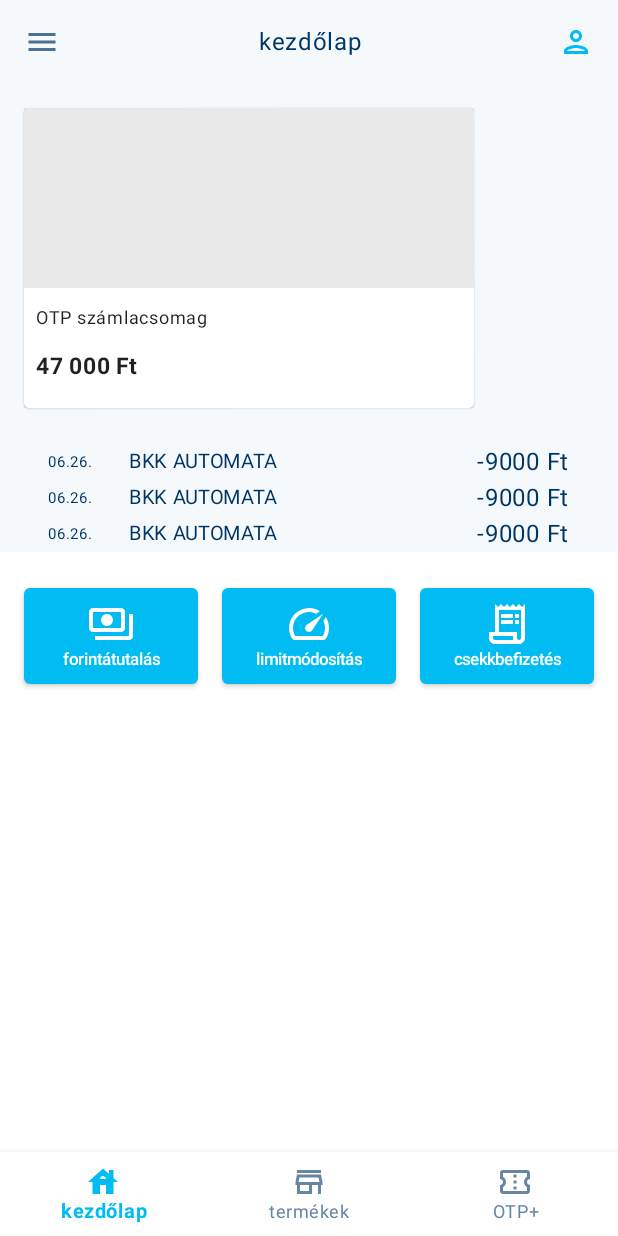
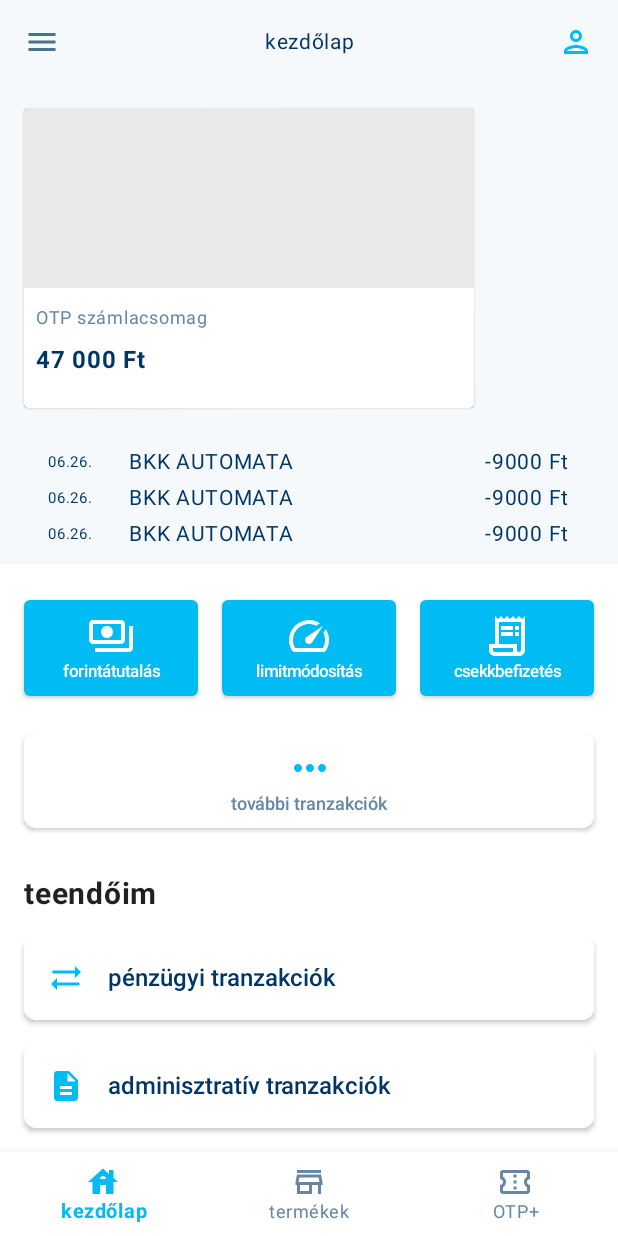
Before and after one commit to molnarjozsef/BankingApp, an Android app built with Jetpack Compose: the DashboardScreen screen opened through its navigation route, on a phone screen of 412 x 824 dp. Run offline under Robolectric (Android 15) with nearby library versions, the phone set to English and light mode, and no system bars; our stand-ins replace Compose Multiplatform resources.

Commit message:
feat: add missing dashboard items
#10

```diff
--- a/composeApp/src/commonMain/kotlin/Strings.kt
+++ b/composeApp/src/commonMain/kotlin/Strings.kt
@@ -17,6 +17,8 @@ object Strings {
     object Dashboard {
         val Title = "kezdőlap"
 
+        val AccountName = "${Strings.BankName} számlacsomag"
+
         val QuickSettingsCurrentTransfer = "forintátutalás"
         val QuickSettingsLimitChange = "limitmódosítás"
         val QuickSettingsBillPayment = "csekkbefizetés"
@@ -24,5 +26,11 @@ object Strings {
         val BottomNavigationHome = "kezdőlap"
         val BottomNavigationProducts = "termékek"
         val BottomNavigationExtras = "$BankName+"
+
+        val MoreTransactions = "további tranzakciók"
+
+        val Todos = "teendőim"
+        val FinancialTransactions = "pénzügyi tranzakciók"
+        val AdministrativeTransactions = "adminisztratív tranzakciók"
     }
 }
--- a/composeApp/src/commonMain/kotlin/components/Header.kt
+++ b/composeApp/src/commonMain/kotlin/components/Header.kt
@@ -11,6 +11,7 @@ import androidx.compose.ui.Alignment
 import androidx.compose.ui.Modifier
 import androidx.compose.ui.graphics.Color
 import androidx.compose.ui.text.style.TextAlign
+import androidx.compose.ui.unit.sp
 import theme.BankColors
 import theme.dp56
 
@@ -38,7 +39,8 @@ fun Header(
             text = title,
             color = BankColors.darker,
             textAlign = TextAlign.Center,
-            modifier = Modifier.weight(1f)
+            modifier = Modifier.weight(1f),
+            fontSize = 14.sp,
         )
 
         Box(
--- /dev/null
+++ b/composeApp/src/commonMain/kotlin/components/HorizontalCardButton.kt
@@ -0,0 +1,51 @@
+package components
+
+import androidx.compose.foundation.layout.PaddingValues
+import androidx.compose.foundation.layout.Spacer
+import androidx.compose.foundation.layout.fillMaxWidth
+import androidx.compose.foundation.layout.width
+import androidx.compose.foundation.shape.RoundedCornerShape
+import androidx.compose.material.Button
+import androidx.compose.material.ButtonDefaults
+import androidx.compose.material.Icon
+import androidx.compose.material.Text
+import androidx.compose.runtime.Composable
+import androidx.compose.ui.Modifier
+import androidx.compose.ui.graphics.painter.Painter
+import androidx.compose.ui.unit.sp
+import theme.BankColors
+import theme.dp16
+import theme.dp8
+
+@Composable
+fun HorizontalCardButton(
+    text: String,
+    icon: Painter,
+    onClick: () -> Unit,
+) {
+    Button(
+        onClick = onClick,
+        colors = ButtonDefaults.buttonColors(
+            backgroundColor = BankColors.white,
+            contentColor = BankColors.main,
+        ),
+        shape = RoundedCornerShape(dp8),
+        modifier = Modifier.fillMaxWidth(),
+        contentPadding = PaddingValues(dp16)
+    ) {
+        Icon(
+            painter = icon,
+            contentDescription = null,
+        )
+
+        Spacer(Modifier.width(dp16))
+
+        Text(
+            text = text,
+            fontSize = 16.sp,
+            color = BankColors.darker,
+            modifier = Modifier.weight(1f),
+            letterSpacing = 0.sp,
+        )
+    }
+}
--- a/composeApp/src/commonMain/kotlin/components/BankMainButton.kt
+++ b/composeApp/src/commonMain/kotlin/components/MainButton.kt
@@ -1,7 +1,8 @@
 package components
 
+import androidx.compose.foundation.layout.PaddingValues
 import androidx.compose.foundation.layout.fillMaxWidth
-import androidx.compose.foundation.layout.height
+import androidx.compose.foundation.layout.heightIn
 import androidx.compose.foundation.shape.CircleShape
 import androidx.compose.material.Button
 import androidx.compose.material.ButtonDefaults
@@ -13,9 +14,10 @@ import androidx.compose.ui.text.font.FontWeight
 import androidx.compose.ui.unit.dp
 import androidx.compose.ui.unit.sp
 import theme.BankColors
+import theme.dp8
 
 @Composable
-fun BankMainButton(
+fun MainButton(
     text: String,
     backgroundColor: Color,
     onClick: () -> Unit,
@@ -29,7 +31,8 @@ fun BankMainButton(
         shape = CircleShape,
         modifier = Modifier
             .fillMaxWidth()
-            .height(40.dp),
+            .heightIn(min = 40.dp),
+        contentPadding = PaddingValues(dp8),
         elevation = null,
     ) {
         Text(
--- a/composeApp/src/commonMain/kotlin/components/BankSecondaryButton.kt
+++ b/composeApp/src/commonMain/kotlin/components/SecondaryButton.kt
@@ -1,8 +1,9 @@
 package components
 
+import androidx.compose.foundation.layout.PaddingValues
 import androidx.compose.foundation.layout.Spacer
 import androidx.compose.foundation.layout.fillMaxWidth
-import androidx.compose.foundation.layout.height
+import androidx.compose.foundation.layout.heightIn
 import androidx.compose.foundation.layout.width
 import androidx.compose.foundation.shape.CircleShape
 import androidx.compose.material.ButtonDefaults
@@ -14,13 +15,13 @@ import androidx.compose.ui.Modifier
 import androidx.compose.ui.graphics.Color
 import androidx.compose.ui.graphics.painter.Painter
 import androidx.compose.ui.text.font.FontWeight
+import androidx.compose.ui.unit.dp
 import androidx.compose.ui.unit.sp
 import theme.BankColors
-import theme.dp40
 import theme.dp8
 
 @Composable
-fun BankSecondaryButton(
+fun SecondaryButton(
     text: String,
     icon: Painter? = null,
     textColor: Color = BankColors.white,
@@ -32,7 +33,8 @@ fun BankSecondaryButton(
         shape = CircleShape,
         modifier = Modifier
             .fillMaxWidth()
-            .height(dp40),
+            .heightIn(min = 40.dp),
+        contentPadding = PaddingValues(dp8),
     ) {
         icon?.let {
             Icon(
--- /dev/null
+++ b/composeApp/src/commonMain/kotlin/components/VerticalCardButton.kt
@@ -0,0 +1,52 @@
+package components
+
+import androidx.compose.foundation.layout.Column
+import androidx.compose.foundation.layout.PaddingValues
+import androidx.compose.foundation.layout.fillMaxWidth
+import androidx.compose.foundation.layout.size
+import androidx.compose.foundation.shape.RoundedCornerShape
+import androidx.compose.material.Button
+import androidx.compose.material.ButtonDefaults
+import androidx.compose.material.Icon
+import androidx.compose.material.Text
+import androidx.compose.runtime.Composable
+import androidx.compose.ui.Alignment
+import androidx.compose.ui.Modifier
+import androidx.compose.ui.graphics.painter.Painter
+import androidx.compose.ui.unit.sp
+import theme.BankColors
+import theme.dp32
+import theme.dp8
+
+@Composable
+fun VerticalCardButton(
+    text: String,
+    icon: Painter,
+    onClick: () -> Unit,
+) {
+    Button(
+        onClick = onClick,
+        colors = ButtonDefaults.buttonColors(
+            backgroundColor = BankColors.white,
+            contentColor = BankColors.main,
+        ),
+        shape = RoundedCornerShape(dp8),
+        modifier = Modifier.fillMaxWidth(),
+        contentPadding = PaddingValues(dp8)
+    ) {
+        Column(horizontalAlignment = Alignment.CenterHorizontally) {
+            Icon(
+                painter = icon,
+                contentDescription = null,
+                modifier = Modifier.size(dp32)
+            )
+
+            Text(
+                text = text,
+                fontSize = 12.sp,
+                color = BankColors.lightDark,
+                letterSpacing = 0.sp,
+            )
+        }
+    }
+}
--- a/composeApp/src/commonMain/kotlin/features/dashboard/Accounts.kt
+++ b/composeApp/src/commonMain/kotlin/features/dashboard/Accounts.kt
@@ -2,10 +2,10 @@ package features.dashboard
 
 import Strings
 import androidx.compose.foundation.background
-import androidx.compose.foundation.layout.Arrangement
 import androidx.compose.foundation.layout.Box
 import androidx.compose.foundation.layout.Column
 import androidx.compose.foundation.layout.PaddingValues
+import androidx.compose.foundation.layout.Spacer
 import androidx.compose.foundation.layout.aspectRatio
 import androidx.compose.foundation.layout.fillMaxWidth
 import androidx.compose.foundation.layout.height
@@ -20,6 +20,7 @@ import androidx.compose.ui.unit.dp
 import androidx.compose.ui.unit.sp
 import theme.BankColors
 import theme.dp16
+import theme.dp4
 import theme.dp8
 
 @Composable
@@ -54,16 +55,20 @@ private fun Account() {
                     .background(BankColors.white)
                     .fillMaxWidth()
                     .padding(dp8),
-                verticalArrangement = Arrangement.spacedBy(dp8)
             ) {
                 Text(
-                    text = "${Strings.BankName} számlacsomag",
-                    fontSize = 12.sp
+                    text = Strings.Dashboard.AccountName,
+                    fontSize = 12.sp,
+                    color = BankColors.lightDark
                 )
+
+                Spacer(Modifier.height(dp4))
+
                 Text(
                     text = "47 000 Ft",
                     fontWeight = FontWeight.Bold,
-                    fontSize = 15.sp
+                    fontSize = 16.sp,
+                    color = BankColors.darker,
                 )
             }
         }
--- a/composeApp/src/commonMain/kotlin/features/dashboard/DashboardScreen.kt
+++ b/composeApp/src/commonMain/kotlin/features/dashboard/DashboardScreen.kt
@@ -7,19 +7,33 @@ import androidx.compose.foundation.layout.Spacer
 import androidx.compose.foundation.layout.fillMaxSize
 import androidx.compose.foundation.layout.fillMaxWidth
 import androidx.compose.foundation.layout.height
+import androidx.compose.foundation.layout.padding
+import androidx.compose.foundation.rememberScrollState
+import androidx.compose.foundation.verticalScroll
 import androidx.compose.material.Icon
 import androidx.compose.material.IconButton
 import androidx.compose.material.Scaffold
+import androidx.compose.material.Text
 import androidx.compose.material.icons.Icons
+import androidx.compose.material.icons.filled.Description
+import androidx.compose.material.icons.filled.MoreHoriz
+import androidx.compose.material.icons.filled.SyncAlt
 import androidx.compose.material.icons.outlined.Menu
 import androidx.compose.material.icons.outlined.Person
 import androidx.compose.runtime.Composable
 import androidx.compose.ui.Modifier
+import androidx.compose.ui.graphics.vector.rememberVectorPainter
+import androidx.compose.ui.text.font.FontWeight
+import androidx.compose.ui.unit.sp
 import components.Header
+import components.HorizontalCardButton
+import components.VerticalCardButton
 import theme.BankColors
 import theme.dp16
 import theme.dp24
+import theme.dp32
 import theme.dp56
+import theme.dp8
 
 
 @Composable
@@ -34,15 +48,17 @@ fun DashboardScreen(
                 endButton = { ProfileButton() }
             )
         },
-        bottomBar = { BankBottomNavigation() }
-    ) {
+        bottomBar = { BankBottomNavigation() },
+    ) { contentPadding ->
         Column(
-            modifier = Modifier.fillMaxSize()
+            modifier = Modifier
+                .background(BankColors.light)
+                .padding(contentPadding)
+                .fillMaxSize()
+                .verticalScroll(rememberScrollState())
         ) {
             Column(
-                modifier = Modifier
-                    .fillMaxWidth()
-                    .background(BankColors.light)
+                modifier = Modifier.fillMaxWidth()
             ) {
                 Spacer(Modifier.height(dp16))
 
@@ -51,13 +67,54 @@ fun DashboardScreen(
                 Spacer(Modifier.height(dp24))
 
                 Transactions()
+
+                Spacer(Modifier.height(dp8))
             }
 
-            Spacer(Modifier.height(dp24))
+            Column(
+                Modifier
+                    .background(BankColors.white)
+                    .padding(horizontal = dp16)
+            ) {
 
-            QuickFeatures()
+                Spacer(Modifier.height(dp24))
 
-            Spacer(Modifier.height(dp56))
+                QuickFeatures()
+
+                Spacer(Modifier.height(dp24))
+
+                VerticalCardButton(
+                    text = Strings.Dashboard.MoreTransactions,
+                    icon = rememberVectorPainter(Icons.Filled.MoreHoriz),
+                    onClick = {},
+                )
+
+                Spacer(Modifier.height(dp32))
+
+                Text(
+                    text = Strings.Dashboard.Todos,
+                    fontSize = 20.sp,
+                    fontWeight = FontWeight.Bold,
+                )
+
+                Spacer(Modifier.height(dp16))
+
+                HorizontalCardButton(
+                    text = Strings.Dashboard.FinancialTransactions,
+                    icon = rememberVectorPainter(Icons.Filled.SyncAlt),
+                    onClick = {},
+                )
+
+                Spacer(Modifier.height(dp16))
+
+                HorizontalCardButton(
+                    text = Strings.Dashboard.AdministrativeTransactions,
+                    icon = rememberVectorPainter(Icons.Filled.Description),
+                    onClick = {},
+                )
+
+                Spacer(Modifier.height(dp56))
+            }
         }
     }
 }
--- a/composeApp/src/commonMain/kotlin/features/dashboard/QuickFeatures.kt
+++ b/composeApp/src/commonMain/kotlin/features/dashboard/QuickFeatures.kt
@@ -7,7 +7,6 @@ import androidx.compose.foundation.layout.PaddingValues
 import androidx.compose.foundation.layout.Row
 import androidx.compose.foundation.layout.RowScope
 import androidx.compose.foundation.layout.fillMaxWidth
-import androidx.compose.foundation.layout.padding
 import androidx.compose.foundation.layout.size
 import androidx.compose.material.Button
 import androidx.compose.material.ButtonDefaults
@@ -32,7 +31,6 @@ import theme.dp8
 @Composable
 fun QuickFeatures() {
     Row(
-        modifier = Modifier.padding(horizontal = dp16),
         horizontalArrangement = Arrangement.spacedBy(dp16)
     ) {
         QuickFeatureButton(
--- a/composeApp/src/commonMain/kotlin/features/dashboard/Transactions.kt
+++ b/composeApp/src/commonMain/kotlin/features/dashboard/Transactions.kt
@@ -42,12 +42,12 @@ private fun Transaction() {
             text = "BKK AUTOMATA",
             modifier = Modifier.weight(1f),
             color = BankColors.darker,
-            fontSize = 13.sp
+            fontSize = 14.sp
         )
         Text(
             text = "-9000 Ft",
             color = BankColors.darker,
-            fontSize = 16.sp
+            fontSize = 14.sp
         )
     }
 }
--- a/composeApp/src/commonMain/kotlin/features/login/LoginScreen.kt
+++ b/composeApp/src/commonMain/kotlin/features/login/LoginScreen.kt
@@ -37,8 +37,8 @@ import androidx.compose.ui.unit.dp
 import androidx.compose.ui.unit.sp
 import bankingapp.composeapp.generated.resources.Res
 import bankingapp.composeapp.generated.resources.logo
-import components.BankMainButton
-import components.BankSecondaryButton
+import components.MainButton
+import components.SecondaryButton
 import org.jetbrains.compose.resources.painterResource
 import theme.BankColors
 import theme.dp16
@@ -69,7 +69,7 @@ fun LoginScreen(
         Column(
             modifier = Modifier.padding(horizontal = dp48)
         ) {
-            BankSecondaryButton(
+            SecondaryButton(
                 text = Strings.Login.QrButton,
                 icon = rememberVectorPainter(Icons.Outlined.QrCodeScanner),
                 textColor = Color.White,
@@ -78,7 +78,7 @@ fun LoginScreen(
 
             Spacer(modifier = Modifier.height(dp16))
 
-            BankMainButton(
+            MainButton(
                 text = Strings.Login.LoginButton,
                 backgroundColor = Color.White,
                 onClick = navigateToPinScreen,
--- a/composeApp/src/commonMain/kotlin/features/pin/PinPad.kt
+++ b/composeApp/src/commonMain/kotlin/features/pin/PinPad.kt
@@ -72,7 +72,7 @@ private fun PinButton(
         Text(
             text = text,
             color = BankColors.dark,
-            fontSize = 24.sp,
+            fontSize = 22.sp,
         )
     }
 }
```
Also changed, not shown: composeApp/src/androidMain/kotlin/com/jozsefmolnar/bankingapp/previews/DashboardScreenPreview.kt (line endings or trailing spaces).
